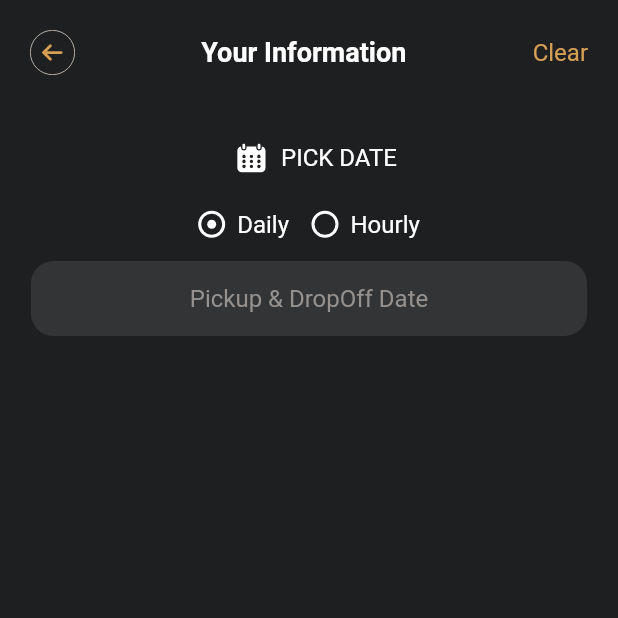
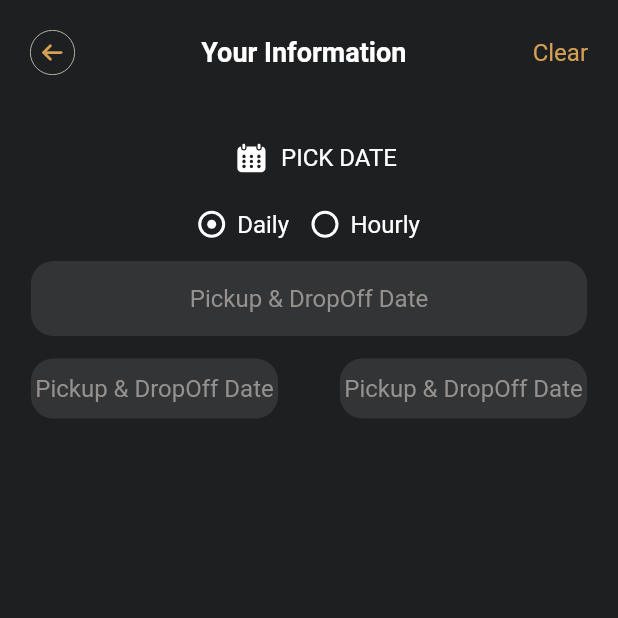
Before and after one commit to Fadi-h/luxury_version_1, a Flutter app: the Book screen opened directly, on a phone screen of 412 x 824 dp, the top half of it. Run offline on Flutter 3.47's test engine with Material 2 defaults, Android fonts, the phone set to English and light mode, and no system bars; our stand-ins replace carousel_slider, connectivity, flutter_html, flutter_svg, get, intl_phone_field and 4 more; accounts and stored records are empty; network calls fail; project files that could hold a hidden picture were left out.

Commit message:
6/9/2022

```diff
--- a/lib/view/book.dart
+++ b/lib/view/book.dart
@@ -132,6 +132,7 @@ class Book extends StatelessWidget {
           ),
         ),
         const SizedBox(height: 15),
+        pickUpDropOffTime(context)
       ],
     );
   }
@@ -324,11 +325,32 @@ class Book extends StatelessWidget {
     );
   }
   pickUpDropOffTime(BuildContext context) {
-    return Row(
+    return Container(
+      width: App.getDeviceWidthPercent(90, context),
+      child: Row(
+        mainAxisAlignment: MainAxisAlignment.spaceBetween,
         children: [
           Container(
-          width: App.getDeviceWidthPercent(90, context),
-          height: 50,
+            width: App.getDeviceWidthPercent(40, context),
+            height: 40,
+            decoration: BoxDecoration(
+                color: App.grey,
+                borderRadius: BorderRadius.circular(15)
+            ),
+            child: Center(
+              child: Text(
+                bookController.saveDate.value ? bookController.range.value :
+                App_Localization.of(context).translate("pickup_and_dropOff_date"),
+                style: TextStyle(
+                    color: App.lightGrey,
+                    fontSize: CommonTextStyle.mediumTextStyle
+                ),
+              ),
+            ),
+          ),
+          Container(
+            width: App.getDeviceWidthPercent(40, context),
+            height: 40,
             decoration: BoxDecoration(
                 color: App.grey,
                 borderRadius: BorderRadius.circular(15)
@@ -345,6 +367,7 @@ class Book extends StatelessWidget {
             ),
           ),
         ],
+      ),
     );
   }
 
--- a/lib/widgets/header.dart
+++ b/lib/widgets/header.dart
@@ -21,6 +21,7 @@ class Header extends StatelessWidget{
   Widget build(BuildContext context) {
     return Container(
       width: App.getDeviceWidthPercent(100, context),
+      height: 70,
       decoration: BoxDecoration(
           image: DecorationImage(
               image: AssetImage("assets/images/top-nav.png"),
```
Also changed, not shown: lib/view/home.dart (+2 -31 lines). Lines whose indentation alone changed are shown as unchanged.
